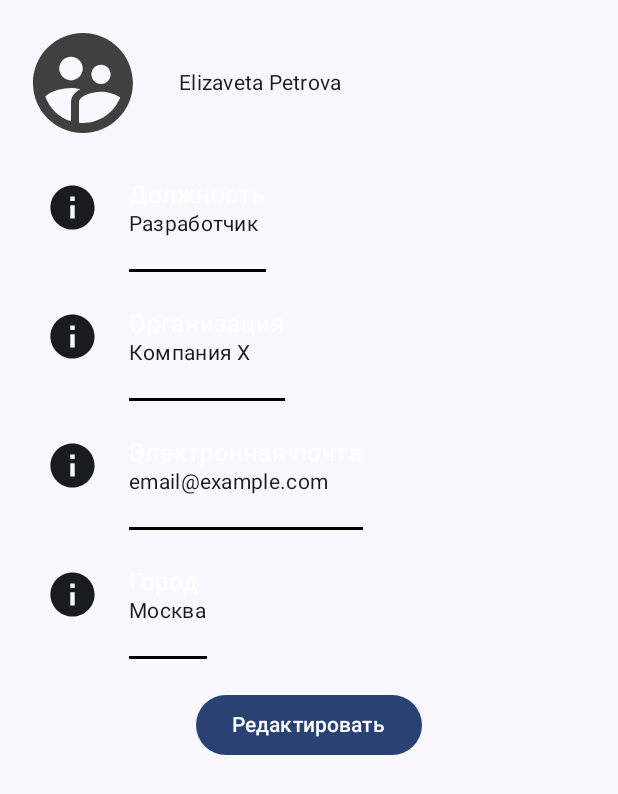
After one commit to SergeiKrainyukov/BakuganBattleChampions, an Android app built with Jetpack Compose: the ProfileScreen screen opened through its navigation route, on a phone screen of 412 x 824 dp. The commit adds this screen. Shown: the top 794 px of the screen. Run offline under Robolectric (Android 15) with nearby library versions, the phone set to English and light mode, and no system bars; our stand-ins replace constraintlayout-compose.

Commit message:
Сделан экран профиля

```diff
--- a/app/build.gradle.kts
+++ b/app/build.gradle.kts
@@ -54,6 +54,7 @@ dependencies {
     implementation("androidx.core:core-ktx:1.12.0")
     implementation("androidx.lifecycle:lifecycle-runtime-ktx:2.6.2")
     implementation("androidx.activity:activity-compose:1.8.1")
+    implementation ("androidx.constraintlayout:constraintlayout-compose:1.0.1")
     implementation(platform("androidx.compose:compose-bom:2023.03.00"))
     implementation("androidx.compose.ui:ui")
     implementation("androidx.compose.ui:ui-graphics")
--- a/app/src/main/AndroidManifest.xml
+++ b/app/src/main/AndroidManifest.xml
@@ -13,7 +13,7 @@
         android:theme="@style/Theme.BakuganBattleChampions"
         tools:targetApi="31">
         <activity
-            android:name=".ui.screens.MainActivity"
+            android:name=".ui.MainActivity"
             android:exported="true"
             android:theme="@style/Theme.BakuganBattleChampions">
             <intent-filter>
--- a/app/src/main/java/com/animeGames/bakuganbattlechampions/ui/screens/MainActivity.kt
+++ b/app/src/main/java/com/animeGames/bakuganbattlechampions/ui/MainActivity.kt
@@ -1,4 +1,4 @@
-package com.animeGames.bakuganbattlechampions.ui.screens
+package com.animeGames.bakuganbattlechampions.ui
 
 import android.os.Bundle
 import androidx.activity.ComponentActivity
@@ -11,6 +11,12 @@ import androidx.compose.ui.Modifier
 import androidx.navigation.compose.NavHost
 import androidx.navigation.compose.composable
 import androidx.navigation.compose.rememberNavController
+import com.animeGames.bakuganbattlechampions.ui.screens.BattlesScreen
+import com.animeGames.bakuganbattlechampions.ui.screens.CardDescriptionScreen
+import com.animeGames.bakuganbattlechampions.ui.screens.CollectionsScreen
+import com.animeGames.bakuganbattlechampions.ui.screens.MenuScreen
+import com.animeGames.bakuganbattlechampions.ui.screens.ProfileScreen
+import com.animeGames.bakuganbattlechampions.ui.screens.SettingsScreen
 import com.animeGames.bakuganbattlechampions.ui.theme.BakuganBattleChampionsTheme
 import com.animeGames.bakuganbattlechampions.ui.theme.BattleScreen
 
@@ -37,9 +43,9 @@ fun App() {
         composable("main") { MenuScreen(navController) }
         composable("campaign") { BattlesScreen(navController) }
         composable("collections") { CollectionsScreen(navController) }
-        composable("shop") { /* ... */ }
+        composable("shop") {  }
         composable("settings") { SettingsScreen() }
-        composable("profile") { /* ... */ }
+        composable("profile") { ProfileScreen() }
         composable("battle") { BattleScreen() }
         composable("card_description") { CardDescriptionScreen() }
     }
--- /dev/null
+++ b/app/src/main/java/com/animeGames/bakuganbattlechampions/ui/screens/ProfileScreen.kt
@@ -0,0 +1,161 @@
+package com.animeGames.bakuganbattlechampions.ui.screens
+
+import androidx.compose.foundation.Image
+import androidx.compose.foundation.background
+import androidx.compose.foundation.layout.Box
+import androidx.compose.foundation.layout.Column
+import androidx.compose.foundation.layout.fillMaxSize
+import androidx.compose.foundation.layout.fillMaxWidth
+import androidx.compose.foundation.layout.height
+import androidx.compose.foundation.layout.padding
+import androidx.compose.foundation.layout.size
+import androidx.compose.foundation.layout.width
+import androidx.compose.material.icons.Icons
+import androidx.compose.material.icons.filled.Info
+import androidx.compose.material3.Button
+import androidx.compose.material3.Icon
+import androidx.compose.material3.MaterialTheme
+import androidx.compose.material3.Text
+import androidx.compose.runtime.Composable
+import androidx.compose.ui.Alignment
+import androidx.compose.ui.Modifier
+import androidx.compose.ui.draw.clip
+import androidx.compose.ui.graphics.Color
+import androidx.compose.ui.graphics.RectangleShape
+import androidx.compose.ui.res.colorResource
+import androidx.compose.ui.res.painterResource
+import androidx.compose.ui.text.style.TextOverflow
+import androidx.compose.ui.tooling.preview.Preview
+import androidx.compose.ui.unit.dp
+import androidx.constraintlayout.compose.ConstraintLayout
+import androidx.constraintlayout.compose.Dimension
+import com.animeGames.bakuganbattlechampions.R
+import com.animeGames.bakuganbattlechampions.ui.theme.BakuganBattleChampionsTheme
+
+@Composable
+fun ProfileScreen() {
+    val avatarPainter = painterResource(id = R.drawable.ic_user)
+    val name = "Elizaveta Petrova"
+    val additionalInfoItems = listOf(
+        AdditionalInfoItem("Должность", "Разработчик"),
+        AdditionalInfoItem("Организация", "Компания X"),
+        AdditionalInfoItem("Электронная почта", "email@example.com"),
+        AdditionalInfoItem("Город", "Москва")
+    )
+    Column(
+        modifier = Modifier
+            .fillMaxSize()
+            .padding(15.dp)
+    ) {
+        ConstraintLayout(
+            modifier = Modifier
+                .fillMaxWidth()
+        ) {
+            val (avatar, nameView, redactButton) = createRefs()
+
+            Image(
+                painter = avatarPainter,
+                contentDescription = "Аватар пользователя",
+                modifier = Modifier
+                    .size(80.dp)
+                    .constrainAs(avatar) {
+                        start.linkTo(parent.start)
+                        top.linkTo(parent.top)
+                    }
+            )
+            Text(
+                text = name,
+                style = MaterialTheme.typography.bodyMedium,
+                maxLines = 1,
+                overflow = TextOverflow.Ellipsis,
+                modifier = Modifier
+                    .width(120.dp)
+                    .constrainAs(nameView) {
+                        start.linkTo(avatar.end, margin = 24.dp)
+                        top.linkTo(avatar.top)
+                        bottom.linkTo(avatar.bottom)
+                    }
+            )
+        }
+
+        // Дополнительная информация (пример функции ниже)
+        additionalInfoItems.forEach { item ->
+            ProfileAdditionalInfoItem(item)
+        }
+
+        Button(
+            onClick = { },
+            modifier = Modifier
+                .align(Alignment.CenterHorizontally)
+                .padding(top = 20.dp)
+        ) {
+            Text(text = "Редактировать")
+        }
+
+    }
+}
+
+@Composable
+fun ProfileAdditionalInfoItem(item: AdditionalInfoItem) {
+    ConstraintLayout(
+        modifier = Modifier
+            .padding(start = 15.dp)
+    ) {
+        val (icon, title, description, divider) = createRefs()
+
+        Icon(
+            imageVector = Icons.Filled.Info,
+            contentDescription = "",
+            modifier = Modifier
+                .size(35.dp)
+                .constrainAs(icon) {
+                    start.linkTo(parent.start)
+                    top.linkTo(parent.top)
+                    bottom.linkTo(parent.bottom)
+                }
+        )
+
+        Text(
+            text = item.title, // Замените на ваше значение
+            style = MaterialTheme.typography.bodyLarge,
+            color = Color.White,
+            modifier = Modifier.constrainAs(title) {
+                start.linkTo(icon.end, margin = 20.dp)
+                top.linkTo(icon.top)
+            }
+        )
+
+        Text(
+            text = item.content, // Замените на ваше значение
+            style = MaterialTheme.typography.bodyMedium,
+            modifier = Modifier.constrainAs(description) {
+                start.linkTo(icon.end, margin = 20.dp)
+                top.linkTo(title.bottom)
+            }
+        )
+
+        Box(
+            modifier = Modifier
+                .height(2.dp)
+                .clip(shape = RectangleShape)
+                .background(colorResource(id = R.color.black))
+                .constrainAs(divider) {
+                    start.linkTo(description.start)
+                    end.linkTo(parent.end)
+                    top.linkTo(description.bottom, margin = 20.dp)
+                    width = Dimension.fillToConstraints
+                }
+        )
+    }
+}
+
+
+data class AdditionalInfoItem(val title: String, val content: String)
+
+@Preview(showBackground = true)
+@Composable
+fun ProfileScreenPreview() {
+    BakuganBattleChampionsTheme {
+        ProfileScreen()
+    }
+}
--- /dev/null
+++ b/app/src/main/res/drawable/ic_logout.xml
@@ -0,0 +1,5 @@
+<vector android:autoMirrored="true" android:height="24dp"
+    android:tint="#000000" android:viewportHeight="24"
+    android:viewportWidth="24" android:width="24dp" xmlns:android="http://schemas.android.com/apk/res/android">
+    <path android:fillColor="@android:color/white" android:pathData="M17,7l-1.41,1.41L18.17,11H8v2h10.17l-2.58,2.58L17,17l5,-5zM4,5h8V3H4c-1.1,0 -2,0.9 -2,2v14c0,1.1 0.9,2 2,2h8v-2H4V5z"/>
+</vector>
--- /dev/null
+++ b/app/src/main/res/drawable/ic_user.xml
@@ -0,0 +1,5 @@
+<vector android:height="24dp" android:tint="#404040"
+    android:viewportHeight="24" android:viewportWidth="24"
+    android:width="24dp" xmlns:android="http://schemas.android.com/apk/res/android">
+    <path android:fillColor="@android:color/white" android:pathData="M11.99,2c-5.52,0 -10,4.48 -10,10s4.48,10 10,10 10,-4.48 10,-10 -4.48,-10 -10,-10zM15.6,8.34c1.07,0 1.93,0.86 1.93,1.93 0,1.07 -0.86,1.93 -1.93,1.93 -1.07,0 -1.93,-0.86 -1.93,-1.93 -0.01,-1.07 0.86,-1.93 1.93,-1.93zM9.6,6.76c1.3,0 2.36,1.06 2.36,2.36 0,1.3 -1.06,2.36 -2.36,2.36s-2.36,-1.06 -2.36,-2.36c0,-1.31 1.05,-2.36 2.36,-2.36zM9.6,15.89v3.75c-2.4,-0.75 -4.3,-2.6 -5.14,-4.96 1.05,-1.12 3.67,-1.69 5.14,-1.69 0.53,0 1.2,0.08 1.9,0.22 -1.64,0.87 -1.9,2.02 -1.9,2.68zM11.99,20c-0.27,0 -0.53,-0.01 -0.79,-0.04v-4.07c0,-1.42 2.94,-2.13 4.4,-2.13 1.07,0 2.92,0.39 3.84,1.15 -1.17,2.97 -4.06,5.09 -7.45,5.09z"/>
+</vector>
```
Also changed, not shown: 3 other files.
